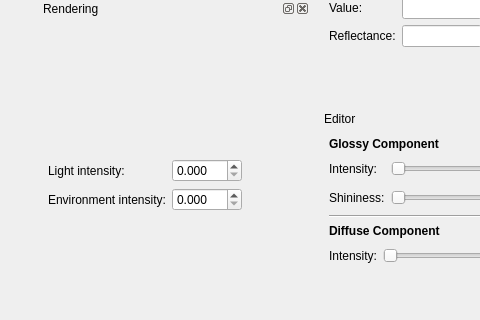
First picture: the form in src/MainWindow.ui, repository KimuraRyo/BSDFProcessor, before the edit; both pictures show x 0 to 480 and y 300 to 620 of the 1000 by 800 pixel window.
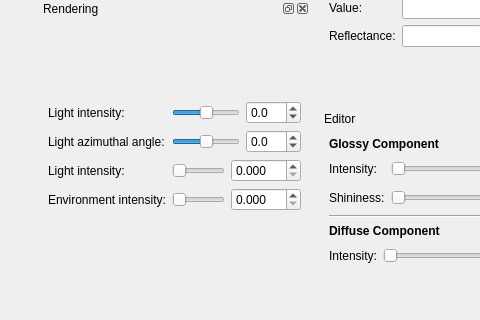
Second picture: the form after the edit. Custom widgets are drawn as their Qt base class.

Commit message: Implemented the operation of a light direction and added sliders for light and environment intensity in the rendering view

Diff of the .ui file:
```diff
--- a/src/MainWindow.ui
+++ b/src/MainWindow.ui
@@ -584,6 +584,92 @@
          </widget>
         </item>
         <item row="0" column="1">
+         <layout class="QHBoxLayout" name="horizontalLayout_7">
+          <item>
+           <widget class="QSlider" name="lightPolarAngleSlider">
+            <property name="minimum">
+             <number>-90</number>
+            </property>
+            <property name="maximum">
+             <number>90</number>
+            </property>
+            <property name="orientation">
+             <enum>Qt::Horizontal</enum>
+            </property>
+           </widget>
+          </item>
+          <item>
+           <widget class="QDoubleSpinBox" name="lightPolarAngleSpinBox">
+            <property name="decimals">
+             <number>1</number>
+            </property>
+            <property name="minimum">
+             <double>-90.000000000000000</double>
+            </property>
+            <property name="maximum">
+             <double>90.000000000000000</double>
+            </property>
+           </widget>
+          </item>
+         </layout>
+        </item>
+        <item row="1" column="0">
+         <widget class="QLabel" name="label_3">
+          <property name="text">
+           <string>Light azimuthal angle:</string>
+          </property>
+         </widget>
+        </item>
+        <item row="1" column="1">
+         <layout class="QHBoxLayout" name="horizontalLayout_8">
+          <item>
+           <widget class="QSlider" name="lightAzimuthalAngleSlider">
+            <property name="minimum">
+             <number>-90</number>
+            </property>
+            <property name="maximum">
+             <number>90</number>
+            </property>
+            <property name="orientation">
+             <enum>Qt::Horizontal</enum>
+            </property>
+           </widget>
+          </item>
+          <item>
+           <widget class="QDoubleSpinBox" name="lightAzimuthalAngleSpinBox">
+            <property name="decimals">
+             <number>1</number>
+            </property>
+            <property name="minimum">
+             <double>-90.000000000000000</double>
+            </property>
+            <property name="maximum">
+             <double>90.000000000000000</double>
+            </property>
+           </widget>
+          </item>
+         </layout>
+        </item>
+        <item row="2" column="0">
+         <widget class="QLabel" name="label_22">
+          <property name="text">
+           <string>Light intensity:</string>
+          </property>
+         </widget>
+        </item>
+        <item row="2" column="1">
+         <layout class="QHBoxLayout" name="horizontalLayout_9">
+          <item>
+           <widget class="QSlider" name="lightIntensitySlider">
+            <property name="maximum">
+             <number>100</number>
+            </property>
+            <property name="orientation">
+             <enum>Qt::Horizontal</enum>
+            </property>
+           </widget>
+          </item>
+          <item>
          <widget class="QDoubleSpinBox" name="lightIntensitySpinBox">
           <property name="maximumSize">
            <size>
@@ -605,14 +691,28 @@
           </property>
          </widget>
         </item>
-        <item row="1" column="0">
+         </layout>
+        </item>
+        <item row="4" column="0">
          <widget class="QLabel" name="label_23">
           <property name="text">
            <string>Environment intensity:</string>
           </property>
          </widget>
         </item>
-        <item row="1" column="1">
+        <item row="4" column="1">
+         <layout class="QHBoxLayout" name="horizontalLayout_10">
+          <item>
+           <widget class="QSlider" name="environmentIntensitySlider">
+            <property name="maximum">
+             <number>100</number>
+            </property>
+            <property name="orientation">
+             <enum>Qt::Horizontal</enum>
+            </property>
+           </widget>
+          </item>
+          <item>
          <widget class="QDoubleSpinBox" name="environmentIntensitySpinBox">
           <property name="maximumSize">
            <size>
@@ -634,6 +734,8 @@
        </layout>
       </item>
      </layout>
+      </item>
+     </layout>
     </widget>
    </widget>
    <widget class="QDockWidget" name="editorDockWidget">
```
Left out of the diff: 8 changed lines with no effect on the pictures. Lines whose indentation alone changed are shown as unchanged. The commit also changes 4 other files.
